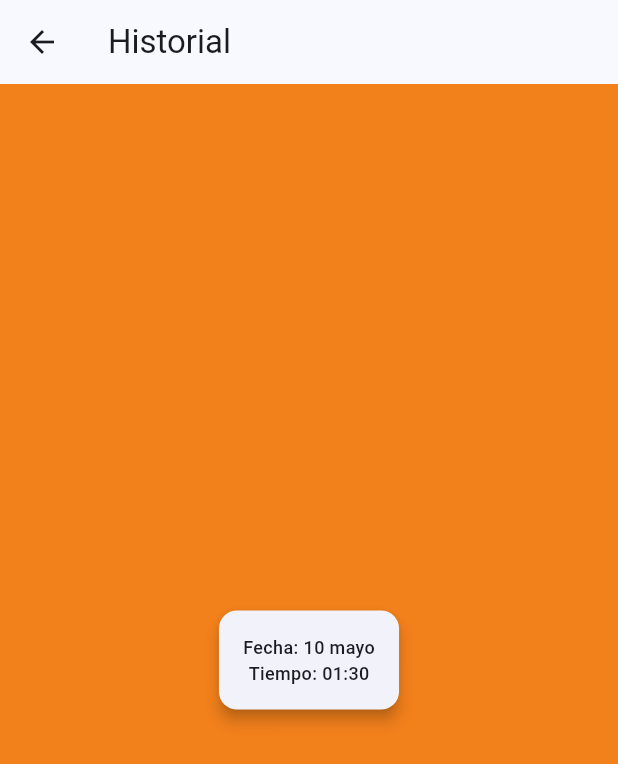
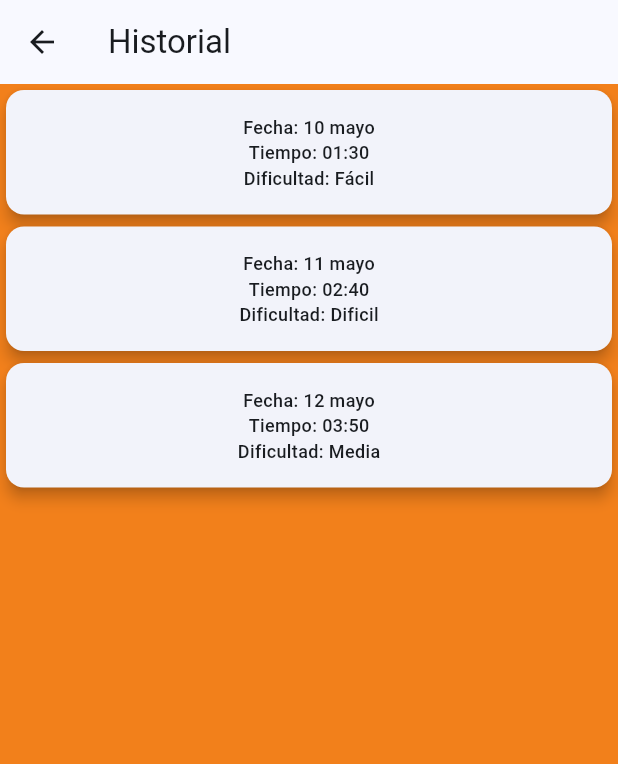
Before and after one commit to danielmnz/3479A321_2021479044, a Flutter app: the HistoryScreen screen opened by its route, on a phone screen of 412 x 824 dp. Shown: the top 764 px of the screen. Run offline on Flutter 3.47's test engine with Material 3 defaults, Android fonts, the phone set to English and light mode, and no system bars; our stand-ins replace logger.

Commit message:
inclusión de lista y presentación del widget GameResult

```diff
--- a/lib/models/game_result.dart
+++ b/lib/models/game_result.dart
@@ -2,10 +2,12 @@ class GameResult {
  final String date;
  final String timeSpent;
  final bool isVictory;
+ final String difficulty;
 
  GameResult({
    required this.date,
    required this.timeSpent,
-   required this.isVictory
+   required this.isVictory,
+   required this.difficulty,
  });
 }
--- a/lib/ui/screens/history_screen.dart
+++ b/lib/ui/screens/history_screen.dart
@@ -4,20 +4,35 @@ import 'package:probando_flutter_lab1/models/game_result.dart';
 class HistoryScreen extends StatelessWidget {
   HistoryScreen({super.key});
 
-  final GameResult game = GameResult(
+  final List<GameResult> listMaqueta = [
+    GameResult(
       date: '10 mayo',
       timeSpent: '01:30',
       isVictory: true,
-  );
+      difficulty: 'Fácil',
+    ),
+    GameResult(
+      date: '11 mayo',
+      timeSpent: '02:40',
+      isVictory: false,
+      difficulty: 'Dificil',
+    ),
+    GameResult(
+      date: '12 mayo',
+      timeSpent: '03:50',
+      isVictory: true,
+      difficulty: 'Media',
+    ),
+  ];
 
   @override
   Widget build(BuildContext context) {
     return Scaffold(
-      appBar: AppBar(
-        title: Text("Historial"),
-      ),
-      body: Center(
-        child: Card(
+      appBar: AppBar(title: Text("Historial")),
+      body: ListView.builder(
+        itemBuilder: (context, index) {
+          final game = listMaqueta[index];
+          return Card(
             elevation: 4,
             child: Padding(
               padding: const EdgeInsets.all(16.0),
@@ -25,11 +40,14 @@ class HistoryScreen extends StatelessWidget {
                 mainAxisSize: MainAxisSize.min,
                 children: [
                   Text('Fecha: ${game.date}'),
-                Text('Tiempo: ${game.timeSpent}')
+                  Text('Tiempo: ${game.timeSpent}'),
+                  Text('Dificultad: ${game.difficulty}'),
                 ],
               ),
             ),
-        ),
+          );
+        },
+        itemCount: listMaqueta.length,
       ),
     );
   }
```
Lines whose indentation alone changed are shown as unchanged.
